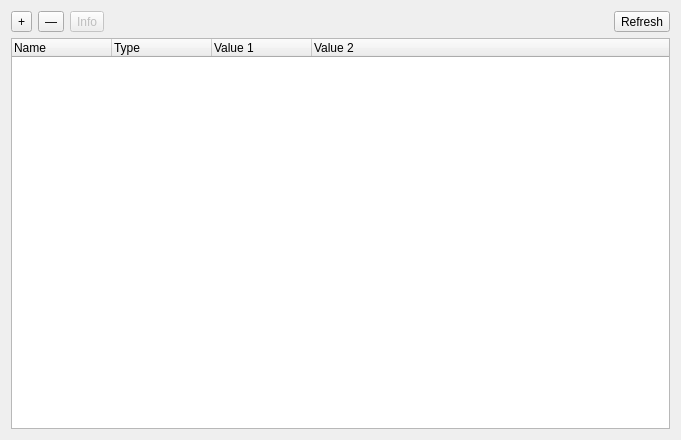
Old version of the form src/LongQtMain/pvarmenu.ui in the repository hundlab/LongQt.
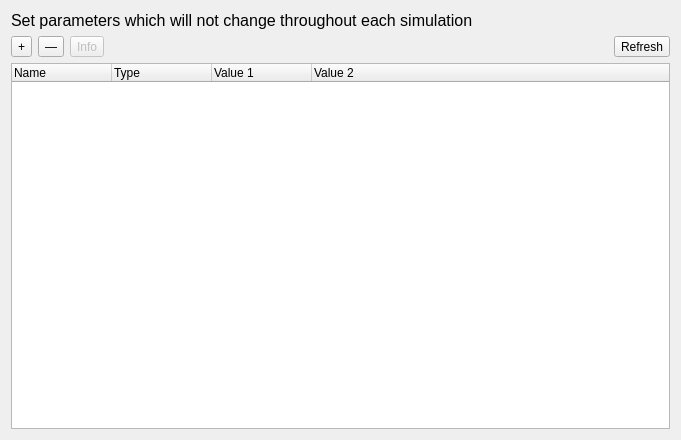
New version of the form.

```diff
--- a/src/LongQtMain/pvarmenu.ui
+++ b/src/LongQtMain/pvarmenu.ui
@@ -14,6 +14,18 @@
    <string>Form</string>
   </property>
   <layout class="QVBoxLayout" name="mainLayout">
+   <item>
+    <widget class="QLabel" name="label">
+     <property name="font">
+      <font>
+       <pointsize>12</pointsize>
+      </font>
+     </property>
+     <property name="text">
+      <string>Set parameters which will not change throughout each simulation</string>
+     </property>
+    </widget>
+   </item>
    <item>
     <layout class="QHBoxLayout" name="horizontalLayout">
      <item>
```
